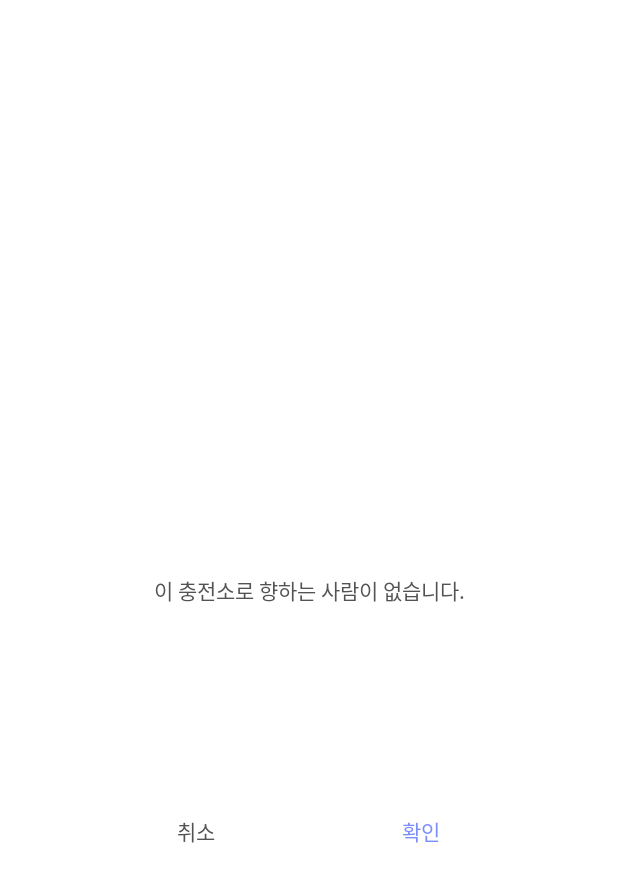
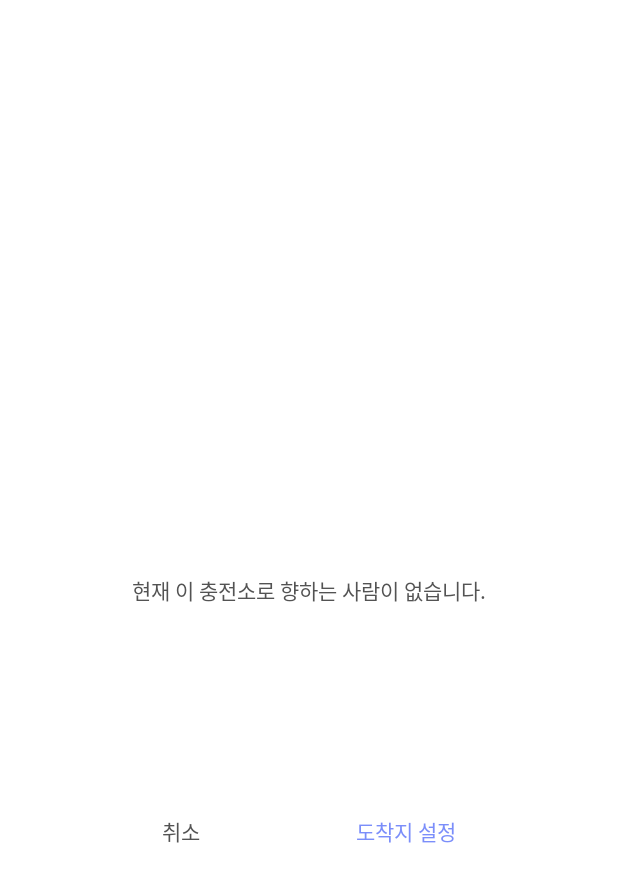
Before and after one commit to Capstone2021-1/EVtalk, an Android app: the layout activity_destination.xml on its own in the app's theme, with its tools: preview values and no code run, on a phone screen of 412 x 824 dp. Shown: the top 882 px of the screen. Run offline under Robolectric (Android 15) with nearby library versions, the phone set to English and light mode, and no system bars.

Commit message:
목적지 설정 중

```diff
--- a/app/src/main/java/org/techtown/evtalk/ui/station/review/ReviewAdapter.java
+++ b/app/src/main/java/org/techtown/evtalk/ui/station/review/ReviewAdapter.java
@@ -1,5 +1,6 @@
 package org.techtown.evtalk.ui.station.review;
 
+import android.util.Log;
 import android.view.LayoutInflater;
 import android.view.View;
 import android.view.ViewGroup;
@@ -65,7 +66,7 @@ public class ReviewAdapter extends RecyclerView.Adapter<ReviewAdapter.ViewHolder
         public void setItem(Review item) {
             review_name.setText(item.getName());
             review_contents.setText(item.getReview());
-//            review_date.setText(getTime(item.getDate()));
+            //review_date.setText(getTime(item.getDate()));
         }
 
         private String getTime(Date d){
--- a/app/src/main/java/org/techtown/evtalk/ui/station/review/ReviewFragment.java
+++ b/app/src/main/java/org/techtown/evtalk/ui/station/review/ReviewFragment.java
@@ -92,6 +92,8 @@ public class ReviewFragment extends Fragment {
 
 
     }
+
+    // 현재 시간 구하기
     private String getTime(){
         mNow = System.currentTimeMillis();
         mDate = new Date(mNow);
--- a/app/src/main/res/layout/activity_destination.xml
+++ b/app/src/main/res/layout/activity_destination.xml
@@ -16,11 +16,11 @@
         android:orientation="vertical">
 
         <TextView
-            android:id="@+id/textView14"
+            android:id="@+id/destText"
             android:layout_width="match_parent"
             android:layout_height="300dp"
             android:gravity="center"
-            android:text="이 충전소로 향하는 사람이 없습니다."
+            android:text="현재 이 충전소로 향하는 사람이 없습니다."
             android:textColor="@color/goodgrey" />
 
         <LinearLayout
@@ -29,7 +29,7 @@
             android:orientation="horizontal">
 
             <TextView
-                android:id="@+id/textView16"
+                android:id="@+id/cancelText"
                 android:layout_width="wrap_content"
                 android:layout_height="wrap_content"
                 android:layout_marginBottom="15dp"
@@ -39,12 +39,12 @@
                 android:textColor="@color/goodgrey" />
 
             <TextView
-                android:id="@+id/textView17"
+                android:id="@+id/okText"
                 android:layout_width="wrap_content"
                 android:layout_height="wrap_content"
                 android:layout_weight="1"
                 android:gravity="center"
-                android:text="확인"
+                android:text="도착지 설정"
                 android:textColor="@color/maincolor" />
         </LinearLayout>
     </LinearLayout>
```
Also changed, not shown: app/src/main/java/org/techtown/evtalk/ui/station/DestinationActivity.java (+50 -0 lines).
